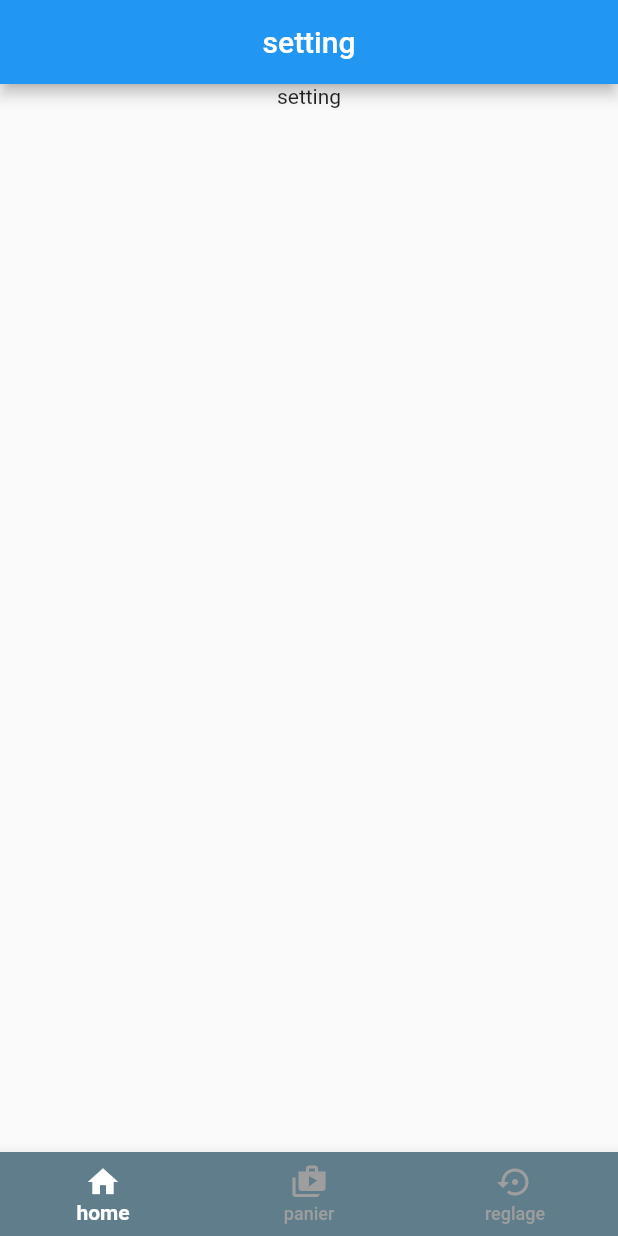
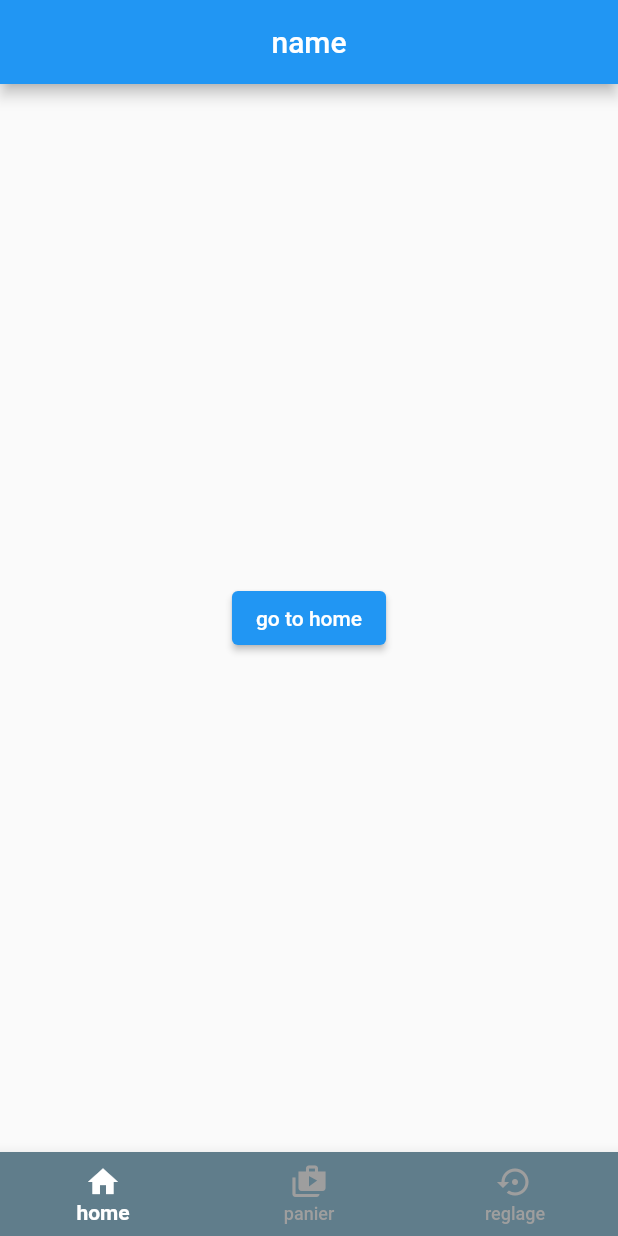
Before and after one commit to Loghann-Mussard/go_router, a Flutter app: the SettingPage screen opened by its route, on a phone screen of 412 x 824 dp. Run offline on Flutter 3.47's test engine with Material 2 defaults, Android fonts, the phone set to English and light mode, and no system bars; our stand-ins replace flutter_riverpod, go_router; missing offline and left inert: dart:js.

Commit message:
add subroutes and parameters route in go_router

```diff
--- a/lib/route/go_router_provider.dart
+++ b/lib/route/go_router_provider.dart
@@ -47,6 +47,7 @@ final goRouterProvider = Provider<GoRouter>((ref) {
                   pageBuilder: (context, state) => NoTransitionPage(
                           child: SettingPage(
                         key: state.pageKey,
+                        name: 'name',
                       ))),
             ])
       ],
--- a/lib/screen/setting_page.dart
+++ b/lib/screen/setting_page.dart
@@ -1,7 +1,9 @@
 import 'package:flutter/material.dart';
+import 'package:go_router/go_router.dart';
 
 class SettingPage extends StatefulWidget {
-  const SettingPage({super.key});
+  final String name;
+  const SettingPage({super.key, required this.name});
 
   @override
   State<SettingPage> createState() => _SettingPageState();
@@ -12,12 +14,14 @@ class _SettingPageState extends State<SettingPage> {
   Widget build(BuildContext context) {
     return Scaffold(
       appBar: AppBar(
-        title: const Text('setting'),
+        automaticallyImplyLeading: true,
+        title: const Text('name'),
         centerTitle: true,
       ),
       body: Center(
-        child: Column(
-          children: [const Text('setting')],
+        child: ElevatedButton(
+          onPressed: () => context.go('/'),
+          child: const Text('go to home'),
         ),
       ),
     );
```
Also changed, not shown: lib/route/go_router.dart (added, +43 -0 lines), lib/screen/cart_page.dart (+5 -4 lines), lib/screen/home_page.dart (+10 -9 lines).
